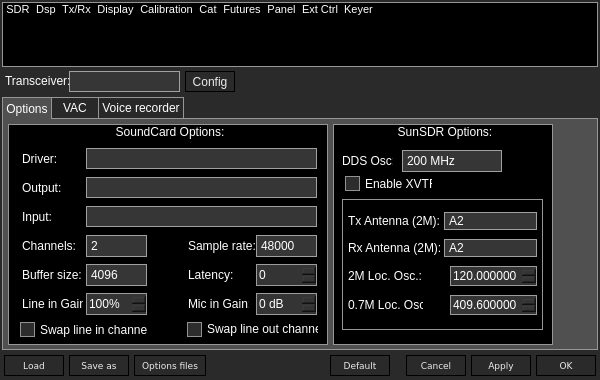
The window that Options.ui (florintanasa/OpenExpertSDR) describes before a commit, drawn with Qt 5.
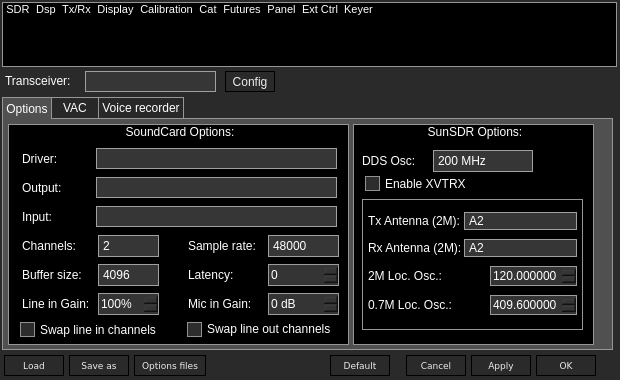
The same window after the commit. The open tabs and pages were chosen to show the change. Icons and pictures are not drawn.

Commit message: Was necessary to make little big the Option windows to fix Power correction spin button.

Diff of the .ui file:
```diff
--- a/Options.ui
+++ b/Options.ui
@@ -6,7 +6,7 @@
    <rect>
     <x>0</x>
     <y>0</y>
-    <width>600</width>
+    <width>620</width>
     <height>380</height>
    </rect>
   </property>
@@ -18,7 +18,7 @@
   </property>
   <property name="maximumSize">
    <size>
-    <width>600</width>
+    <width>620</width>
     <height>380</height>
    </size>
   </property>
@@ -465,7 +465,7 @@
        <rect>
         <x>2</x>
         <y>2</y>
-        <width>596</width>
+        <width>615</width>
         <height>65</height>
        </rect>
       </property>
@@ -477,7 +477,7 @@
       </property>
       <property name="maximumSize">
        <size>
-        <width>600</width>
+        <width>620</width>
         <height>65</height>
        </size>
       </property>
@@ -657,16 +657,16 @@
         <rect>
          <x>5</x>
          <y>1</y>
-         <width>230</width>
+         <width>271</width>
          <height>22</height>
         </rect>
        </property>
        <widget class="QComboBox" name="cbSdrType">
         <property name="geometry">
          <rect>
-          <x>64</x>
+          <x>80</x>
           <y>1</y>
-          <width>111</width>
+          <width>131</width>
           <height>21</height>
          </rect>
         </property>
@@ -693,7 +693,7 @@
        <widget class="QPushButton" name="pbPluginConfig">
         <property name="geometry">
          <rect>
-          <x>180</x>
+          <x>220</x>
           <y>1</y>
           <width>50</width>
           <height>21</height>
@@ -712,7 +712,7 @@
         <rect>
          <x>2</x>
          <y>27</y>
-         <width>596</width>
+         <width>611</width>
          <height>254</height>
         </rect>
        </property>
@@ -731,9 +731,9 @@
         <widget class="QGroupBox" name="swSdrType">
          <property name="geometry">
           <rect>
-           <x>330</x>
+           <x>350</x>
            <y>5</y>
-           <width>220</width>
+           <width>241</width>
            <height>221</height>
           </rect>
          </property>
@@ -748,7 +748,7 @@
            <rect>
             <x>9</x>
             <y>75</y>
-            <width>201</width>
+            <width>221</width>
             <height>131</height>
            </rect>
           </property>
@@ -844,19 +844,6 @@
              </property>
             </widget>
            </item>
-           <item row="3" column="0" colspan="2">
-            <widget class="QLabel" name="label_107">
-             <property name="maximumSize">
-              <size>
-               <width>75</width>
-               <height>16777215</height>
-              </size>
-             </property>
-             <property name="text">
-              <string>0.7M Loc. Osc.:</string>
-             </property>
-            </widget>
-           </item>
            <item row="3" column="2">
             <widget class="QDoubleSpinBox" name="sbUhfOsc">
              <property name="decimals">
@@ -895,6 +882,19 @@
              </property>
             </widget>
            </item>
+           <item row="3" column="0">
+            <widget class="QLabel" name="label_107">
+             <property name="maximumSize">
+              <size>
+               <width>100</width>
+               <height>16777215</height>
+              </size>
+             </property>
+             <property name="text">
+              <string>0.7M Loc. Osc.:</string>
+             </property>
+            </widget>
+           </item>
           </layout>
          </widget>
          <widget class="QCheckBox" name="chbXvtrxEnable">
@@ -902,7 +902,7 @@
            <rect>
             <x>10</x>
             <y>49</y>
-            <width>91</width>
+            <width>111</width>
             <height>21</height>
            </rect>
           </property>
@@ -913,7 +913,7 @@
          <widget class="QComboBox" name="cbDdsOsc">
           <property name="geometry">
            <rect>
-            <x>69</x>
+            <x>80</x>
             <y>26</y>
             <width>100</width>
             <height>22</height>
@@ -938,7 +938,7 @@
            <rect>
             <x>9</x>
             <y>26</y>
-            <width>51</width>
+            <width>61</width>
             <height>21</height>
            </rect>
           </property>
@@ -955,7 +955,7 @@
           <rect>
            <x>5</x>
            <y>5</y>
-           <width>320</width>
+           <width>341</width>
            <height>221</height>
           </rect>
          </property>
@@ -968,9 +968,9 @@
          <widget class="QComboBox" name="cbPaOut">
           <property name="geometry">
            <rect>
-            <x>78</x>
+            <x>88</x>
             <y>53</y>
-            <width>231</width>
+            <width>241</width>
             <height>21</height>
            </rect>
           </property>
@@ -980,7 +980,7 @@
            <rect>
             <x>14</x>
             <y>169</y>
-            <width>61</width>
+            <width>71</width>
             <height>21</height>
            </rect>
           </property>
@@ -991,9 +991,9 @@
          <widget class="QSpinBox" name="sbPaLattency">
           <property name="geometry">
            <rect>
-            <x>248</x>
+            <x>260</x>
             <y>140</y>
-            <width>61</width>
+            <width>71</width>
             <height>22</height>
            </rect>
           </property>
@@ -1014,7 +1014,7 @@
          <widget class="QComboBox" name="cbPaBufferSize">
           <property name="geometry">
            <rect>
-            <x>78</x>
+            <x>90</x>
             <y>140</y>
             <width>61</width>
             <height>22</height>
@@ -1054,7 +1054,7 @@
            <rect>
             <x>177</x>
             <y>195</y>
-            <width>135</width>
+            <width>161</width>
             <height>20</height>
            </rect>
           </property>
@@ -1065,7 +1065,7 @@
          <widget class="QComboBox" name="cbPaChannels">
           <property name="geometry">
            <rect>
-            <x>78</x>
+            <x>90</x>
             <y>111</y>
             <width>61</width>
             <height>22</height>
@@ -1087,7 +1087,7 @@
            <rect>
             <x>10</x>
             <y>195</y>
-            <width>131</width>
+            <width>151</width>
             <height>21</height>
            </rect>
           </property>
@@ -1100,7 +1100,7 @@
            <rect>
             <x>14</x>
             <y>140</y>
-            <width>61</width>
+            <width>71</width>
             <height>21</height>
            </rect>
           </property>
@@ -1124,9 +1124,9 @@
          <widget class="QComboBox" name="cbPaIn">
           <property name="geometry">
            <rect>
-            <x>78</x>
+            <x>88</x>
             <y>82</y>
-            <width>231</width>
+            <width>241</width>
             <height>21</height>
            </rect>
           </property>
@@ -1147,9 +1147,9 @@
          <widget class="QComboBox" name="cbPaDriver">
           <property name="geometry">
            <rect>
-            <x>78</x>
+            <x>88</x>
             <y>24</y>
-            <width>231</width>
+            <width>241</width>
             <height>21</height>
            </rect>
           </property>
@@ -1172,7 +1172,7 @@
            <rect>
             <x>180</x>
             <y>169</y>
-            <width>61</width>
+            <width>71</width>
             <height>21</height>
            </rect>
           </property>
@@ -1209,9 +1209,9 @@
          <widget class="QComboBox" name="cbPaSampleRate">
           <property name="geometry">
            <rect>
-            <x>248</x>
+            <x>260</x>
             <y>111</y>
-            <width>61</width>
+            <width>71</width>
             <height>22</height>
            </rect>
           </property>
@@ -1234,9 +1234,9 @@
          <widget class="QSpinBox" name="sbMicInGain">
           <property name="geometry">
            <rect>
-            <x>248</x>
+            <x>260</x>
             <y>169</y>
-            <width>61</width>
+            <width>71</width>
             <height>22</height>
            </rect>
           </property>
@@ -1256,7 +1256,7 @@
          <widget class="QSpinBox" name="sbLineInGain">
           <property name="geometry">
            <rect>
-            <x>78</x>
+            <x>90</x>
             <y>169</y>
             <width>61</width>
             <height>22</height>
```
Left out of the diff: 151 changed lines with no effect on the pictures.
